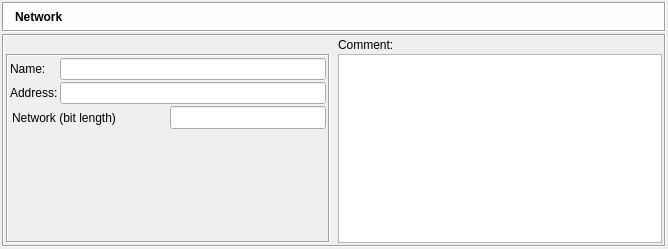
This is src/gui/networkdialogipv6_q.ui in fwbuilder/fwbuilder as Qt 5 draws it before an edit. The edited form follows.
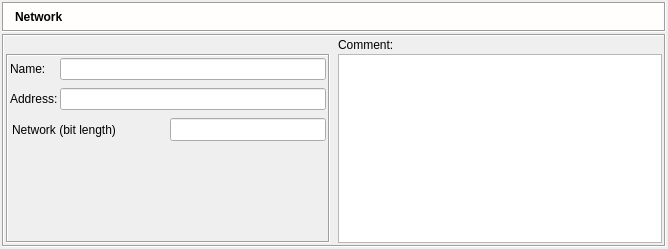
This is the edited form. Icons and pictures are not drawn.

Commit message: bug 2078671 ] fwbuilder 3.0.0 build 487 - add/edit interface

```diff
--- a/src/gui/networkdialogipv6_q.ui
+++ b/src/gui/networkdialogipv6_q.ui
@@ -287,6 +287,9 @@
            <enum>QFrame::Sunken</enum>
           </property>
           <layout class="QGridLayout" >
+           <property name="verticalSpacing" >
+            <number>8</number>
+           </property>
            <item row="0" column="0" >
             <widget class="QLabel" name="textLabel1" >
              <property name="text" >
```
The commit also changes 5 other files.
